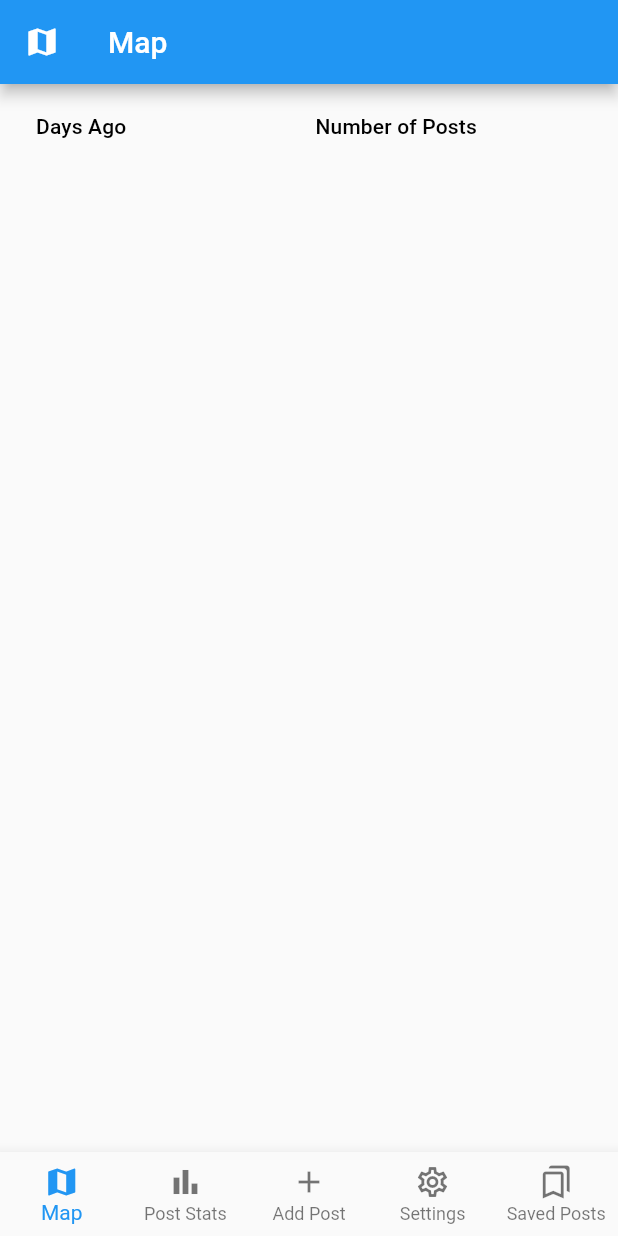
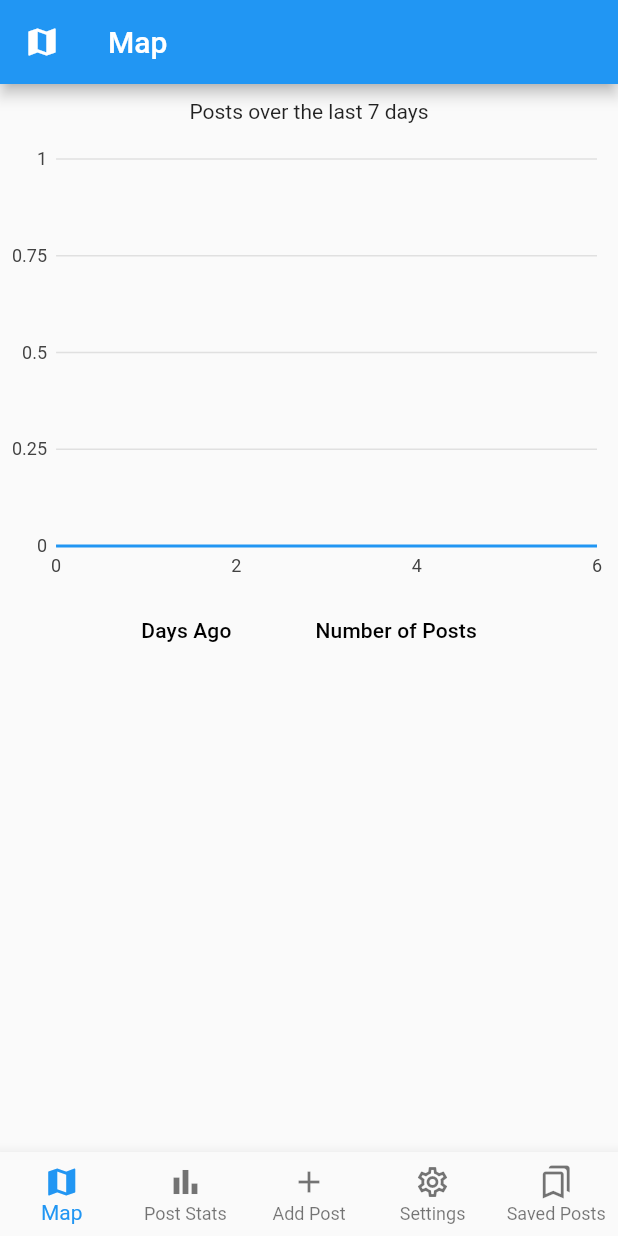
Before and after one commit to CSCI4100U/course-project-nofriendstogroupwith1, a Flutter app: the screen it shows after launch, swiped to page 2, on a phone screen of 412 x 824 dp. Run offline on Flutter 3.47's test engine with Material 2 defaults, Android fonts, the phone set to English and light mode, and no system bars; our stand-ins replace camera, cloud_firestore, community_charts_flutter, firebase_core, firebase_storage, flutter_i18n and 6 more; accounts and stored records are empty.

Commit message:
added line chart

```diff
--- a/group_project/lib/views/post_data_view.dart
+++ b/group_project/lib/views/post_data_view.dart
@@ -1,6 +1,7 @@
 import 'package:flutter/material.dart';
 import 'package:group_project/models/post_model.dart';
-import "dart:async";
+import 'package:community_charts_flutter/community_charts_flutter.dart'
+    as charts;
 
 class PostDataView extends StatefulWidget {
   const PostDataView({Key? key}) : super(key: key);
@@ -60,8 +61,39 @@ class _PostDataViewState extends State<PostDataView> {
           );
           data.sort((a, b) => a.daysAgo.compareTo(b.daysAgo));
 
+          //generate data for the chart, last 7 days will 0 filled in
+          const _daysToDraw = 7;
+          List<_PostsOnDay> chartData = [];
+          for (int i = 0; i < _daysToDraw; i++) {
+            chartData.add(_PostsOnDay(i, _postsPerDay[i] ?? 0));
+          }
+          charts.Series<_PostsOnDay, int> charSeries = charts.Series(
+              data: chartData,
+              id: "Posts Per Day",
+              domainFn: (post, index) {
+                return (post as _PostsOnDay).daysAgo;
+              },
+              measureFn: (datum, index) => (datum as _PostsOnDay).posts,
+              displayName: "Number of Posts in last 7 Days");
+
+          //--------------Draw--------------
           return SingleChildScrollView(
-            child: DataTable(
+              child: Column(
+            children: [
+              Container(
+                alignment: Alignment.topCenter,
+                child: Padding(
+                  padding: EdgeInsets.symmetric(vertical: 10),
+                  child: Text("Posts over the last 7 days"),
+                ),
+              ),
+              Container(
+                height: 300,
+                child: charts.LineChart(
+                  [charSeries],
+                ),
+              ),
+              DataTable(
                 columns: const [
                   DataColumn(label: Text("Days Ago")),
                   DataColumn(label: Text("Number of Posts"))
@@ -74,7 +106,8 @@ class _PostDataViewState extends State<PostDataView> {
                     ])
                 ],
               ),
-          );
+            ],
+          ));
         }));
   }
 }
--- a/group_project/lib/views/post_view.dart
+++ b/group_project/lib/views/post_view.dart
@@ -35,9 +35,6 @@ class _PostViewState extends State<PostView> {
     );
   }
 
-
-
-
   Widget _buildPost(Post post) {
     late Widget image;
 
@@ -46,6 +43,9 @@ class _PostViewState extends State<PostView> {
         errorBuilder: ((context, error, stackTrace) =>
             const Text("Network Error: Image not found.")));
     print("image done");
+
+    var placemark = placemarkFromCoordinates(
+        post.location!.latitude, post.location!.longitude);
 
     return ListView(
       children: [
@@ -57,8 +57,7 @@ class _PostViewState extends State<PostView> {
           ),
         ),
         FutureBuilder(
-            future: placemarkFromCoordinates(
-                post.location!.latitude, post.location!.longitude),
+            future: placemark,
             builder: ((context, snapshot) {
               if (!snapshot.hasData) {
                 return const LinearProgressIndicator();
@@ -75,10 +74,7 @@ class _PostViewState extends State<PostView> {
                               snapshot.data![0].administrativeArea!,
                           style: TextStyle(
                               color: Colors.black,
-                              fontWeight: FontWeight.bold
-                          )
-                      )
-                  ),
+                              fontWeight: FontWeight.bold))),
                 ),
               );
             })),
@@ -91,8 +87,7 @@ class _PostViewState extends State<PostView> {
                   return Text(snapshot.data!);
                 }
                 return Text("Loading date...");
-            }
-          ),
+              }),
         ),
         _buildCaptionBox(post.caption ?? "[Missing Caption]"),
       ],
@@ -206,13 +201,13 @@ class _PostViewState extends State<PostView> {
                     _savedModel
                         .unsavePost(null, post)
                         .then((value) => Navigator.of(context).pop());
-                    hideFromMap=false;
+                    hideFromMap = false;
                   } else {
                     _savedModel.unsavePost(null, post);
                   }
                 } else {
                   _savedModel.hidePost(null, post);
-                  hideFromMap=true;
+                  hideFromMap = true;
                 }
               });
             },
--- a/group_project/pubspec.yaml
+++ b/group_project/pubspec.yaml
@@ -53,6 +53,7 @@ dependencies:
   geocoding: ^2.0.2
   flutter_i18n:
   flutter_localization:
+  community_charts_flutter:
 
 
 dev_dependencies:
```
Also changed, not shown: group_project/pubspec.lock. Lines whose indentation alone changed are shown as unchanged.
